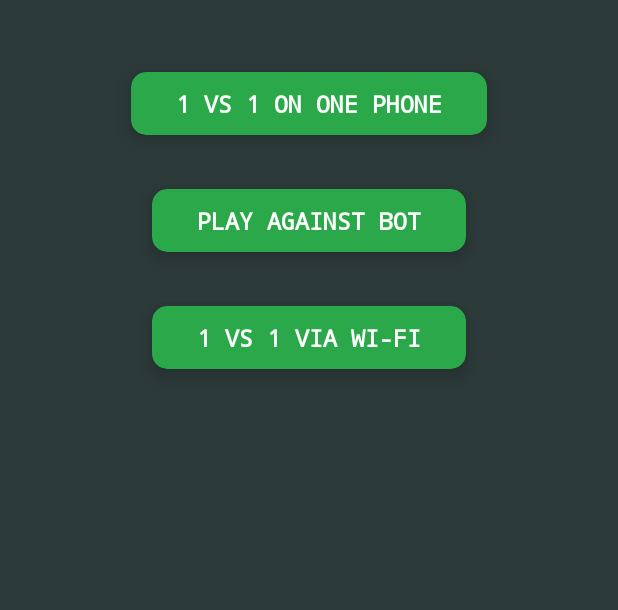
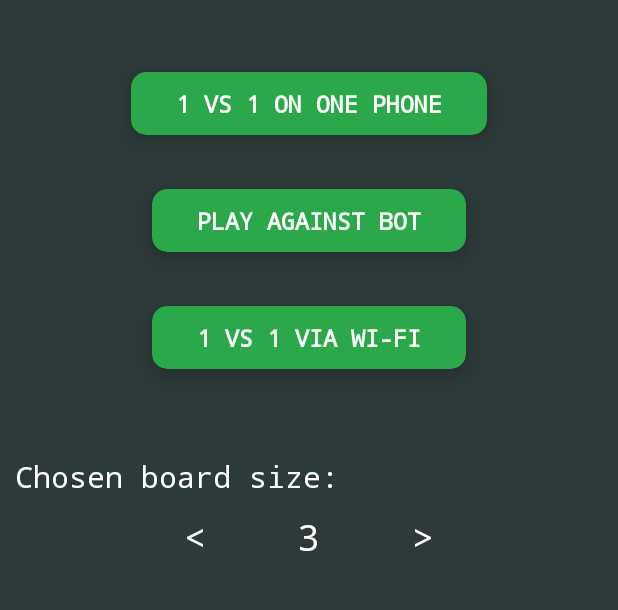
Before and after one commit to SpectraL519/TicTacToe-PWr, an Android app: the screen it shows after launch (MainActivity), on a phone screen of 412 x 824 dp, the part 213-823 px from its top. Run offline under Robolectric (Android 15) with nearby library versions, the phone set to English and light mode, and no system bars.

Commit message:
in main menu choosing board size added

```diff
--- a/app/src/main/java/com/tictactoe_master/GameActivity.kt
+++ b/app/src/main/java/com/tictactoe_master/GameActivity.kt
@@ -13,6 +13,8 @@ import androidx.appcompat.app.AppCompatActivity
 
 class GameActivity : AppCompatActivity() {
 
+    private var size = 3
+
     private lateinit var gameBoardTL: TableLayout
     private lateinit var cells: Array<Array<TextView>>
 
@@ -21,10 +23,11 @@ class GameActivity : AppCompatActivity() {
         setContentView(R.layout.activity_game)
 
         gameBoardTL = findViewById(R.id.gameBoardTL)
-        intent.getStringExtra("size")?.let { placeSquares(it.toInt()) }
+        size = intent.getIntExtra("size", 3)
+        placeSquares()
     }
 
-    private fun placeSquares(size: Int) {
+    private fun placeSquares() {
         gameBoardTL.removeAllViews()
         cells = Array(size) { Array(size) { TextView(this) } }
         for (i in 0 until size) {
--- a/app/src/main/java/com/tictactoe_master/MainActivity.kt
+++ b/app/src/main/java/com/tictactoe_master/MainActivity.kt
@@ -3,21 +3,52 @@ package com.tictactoe_master
 import android.content.Intent
 import androidx.appcompat.app.AppCompatActivity
 import android.os.Bundle
+import android.widget.TextView
 import androidx.cardview.widget.CardView
+
+const val MIN_BOARD_SIZE = 3
+const val MAX_BOARD_SIZE = 10
 
 class MainActivity : AppCompatActivity() {
 
+    private var chosenBoardSize = 3
+
     private lateinit var oneVsOneCV: CardView
+    private lateinit var decreaseSizeBT: TextView
+    private lateinit var increaseSizeBT: TextView
+    private lateinit var sizeTV: TextView
 
     override fun onCreate(savedInstanceState: Bundle?) {
         super.onCreate(savedInstanceState)
         setContentView(R.layout.activity_main)
 
         oneVsOneCV = findViewById(R.id.oneVsOneCV)
+        decreaseSizeBT = findViewById(R.id.decreaseSizeBT)
+        increaseSizeBT = findViewById(R.id.increaseSizeBT)
+        sizeTV = findViewById(R.id.sizeTV)
+
+        decreaseSizeBT.text = "<"
+        increaseSizeBT.text = ">"
+        sizeTV.text = chosenBoardSize.toString()
+
         oneVsOneCV.setOnClickListener {
             val startGameIntent = Intent(this, GameActivity::class.java)
-            startGameIntent.putExtra("size", "8")
+            startGameIntent.putExtra("size", chosenBoardSize)
             startActivity(startGameIntent)
+        }
+
+        decreaseSizeBT.setOnClickListener {
+            if (chosenBoardSize > MIN_BOARD_SIZE) {
+                chosenBoardSize--
+                sizeTV.text = chosenBoardSize.toString()
+            }
+        }
+
+        increaseSizeBT.setOnClickListener {
+            if (chosenBoardSize < MAX_BOARD_SIZE) {
+                chosenBoardSize++
+                sizeTV.text = chosenBoardSize.toString()
+            }
         }
     }
 
--- a/app/src/main/res/layout/activity_main.xml
+++ b/app/src/main/res/layout/activity_main.xml
@@ -13,7 +13,7 @@
         android:id="@+id/coinsTV"
         android:layout_width="wrap_content"
         android:layout_height="wrap_content"
-        android:layout_marginLeft="10dp"
+        android:layout_marginStart="10dp"
         android:layout_marginTop="10dp"
         android:fontFamily="monospace"
         android:text="0 coins"
@@ -112,4 +112,51 @@
 
     </androidx.cardview.widget.CardView>
 
+    <LinearLayout
+        android:id="@+id/boardSizeLL"
+        android:layout_width="match_parent"
+        android:layout_height="match_parent"
+        android:orientation="vertical"
+        android:layout_marginTop="30dp">
+
+        <TextView
+            android:layout_width="match_parent"
+            android:layout_height="wrap_content"
+            android:text="@string/chosen_board_size"
+            android:textSize="20sp"
+            android:padding="10dp"/>
+
+        <LinearLayout
+            android:layout_width="match_parent"
+            android:layout_height="match_parent"
+            android:orientation="horizontal">
+
+            <TextView
+                android:id="@+id/decreaseSizeBT"
+                android:layout_width="wrap_content"
+                android:layout_height="match_parent"
+                android:layout_weight="1"
+                android:gravity="end|top"
+                android:textSize="24sp"/>
+
+            <TextView
+                android:id="@+id/sizeTV"
+                android:layout_width="wrap_content"
+                android:layout_height="match_parent"
+                android:layout_weight="1"
+                android:text="3"
+                android:gravity="center|top"
+                android:textSize="24sp" />
+
+            <TextView
+                android:id="@+id/increaseSizeBT"
+                android:layout_width="wrap_content"
+                android:layout_height="match_parent"
+                android:layout_weight="1"
+                android:gravity="start|top"
+                android:textSize="24sp"/>
+        </LinearLayout>
+
+    </LinearLayout>
+
 </LinearLayout>
--- a/app/src/main/res/values/strings.xml
+++ b/app/src/main/res/values/strings.xml
@@ -5,4 +5,6 @@
     <string name="twoPlayersOnePhone">1 vs 1 on one phone</string>
     <string name="twoPlayersTwoPhonesWiFi">1 vs 1 via Wi-Fi</string>
     <string name="onePlayerOnePhone">play against bot</string>
+    <string name="start_game">start game</string>
+    <string name="chosen_board_size">Chosen board size:</string>
 </resources>
```
